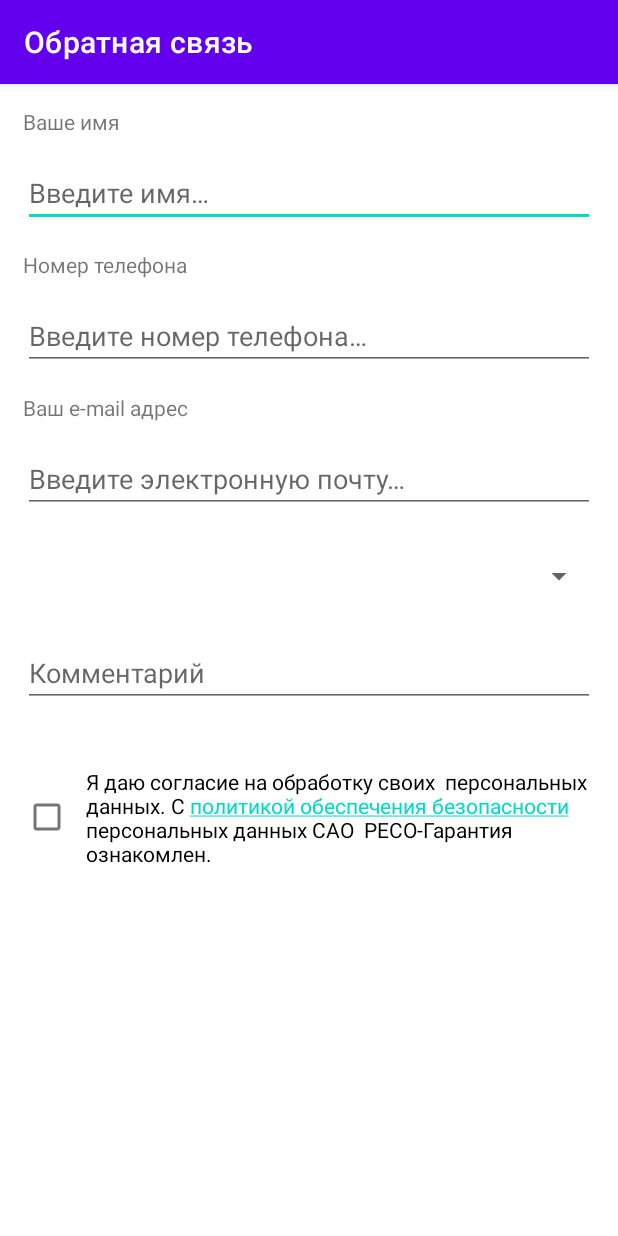
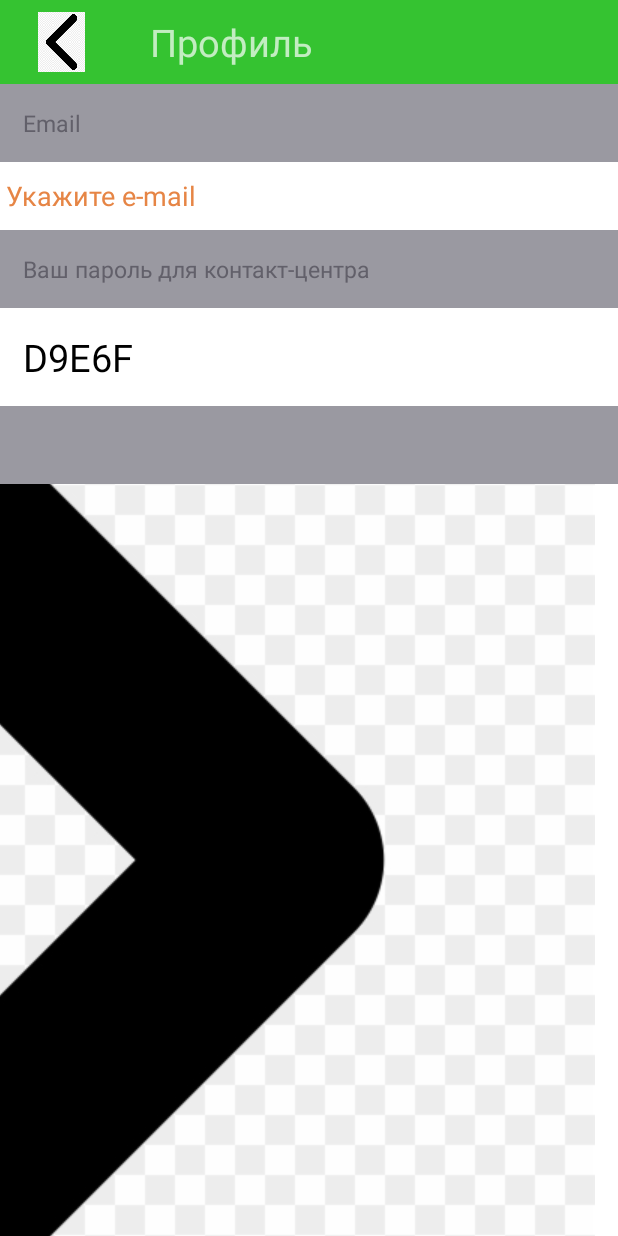
Before and after one commit to mishathefirst/Android-Development-LabWork1, an Android app: the screen it shows after launch (MainActivity), on a phone screen of 412 x 824 dp. Run offline under Robolectric (Android 15) with nearby library versions, the phone set to English and light mode, and no system bars.

Commit message:
Third activity made

```diff
--- a/app/src/main/java/group/moveon/mobilelabwork1/MainActivity.java
+++ b/app/src/main/java/group/moveon/mobilelabwork1/MainActivity.java
@@ -1,5 +1,6 @@
 package group.moveon.mobilelabwork1;
 
+import androidx.appcompat.app.ActionBar;
 import androidx.appcompat.app.AppCompatActivity;
 
 import android.os.Bundle;
@@ -14,8 +15,11 @@ public class MainActivity extends AppCompatActivity {
     @Override
     protected void onCreate(Bundle savedInstanceState) {
         super.onCreate(savedInstanceState);
-        setContentView(R.layout.activity_one);
+        setContentView(R.layout.activity_three);
         setTitle(R.string.title_one);
+
+        ActionBar actionBar = getSupportActionBar();
+        actionBar.hide();
 
         /*
         CheckBox checkBox =
--- a/app/src/main/res/layout/activity_three.xml
+++ b/app/src/main/res/layout/activity_three.xml
@@ -1,7 +1,113 @@
 <?xml version="1.0" encoding="utf-8"?>
 <LinearLayout xmlns:android="http://schemas.android.com/apk/res/android"
+    xmlns:app="http://schemas.android.com/apk/res-auto"
     android:orientation="vertical"
     android:layout_width="match_parent"
-    android:layout_height="match_parent">
+    android:layout_height="match_parent"
+    android:theme="@style/Theme.Design.NoActionBar"
+    >
+
+    <Toolbar
+        android:layout_width="match_parent"
+        android:layout_height="wrap_content"
+        android:background="@color/green"
+        >
+
+        <ImageView
+            android:id="@+id/imageView"
+            android:layout_width="50dp"
+            android:layout_height="40dp"
+            app:srcCompat="@drawable/ic_back_icon_2" />
+
+        <TextView
+            android:layout_width="wrap_content"
+            android:layout_height="wrap_content"
+            android:text="@string/profile_title"
+            android:layout_marginStart="40dp"
+            android:padding="10dp"
+            android:textSize="25sp"
+            />
+
+    </Toolbar>
+
+
+    <TextView
+        android:layout_width="match_parent"
+        android:layout_height="wrap_content"
+        android:text="@string/email_header"
+        android:textColor="@color/dark_grey"
+        android:textSize="15sp"
+        android:lineSpacingExtra="15dp"
+        android:padding="15dp"
+        android:backgroundTint="@color/grey"
+        android:background="@color/grey"
+        />
+
+
+    <EditText
+        android:layout_width="match_parent"
+        android:layout_height="wrap_content"
+        android:backgroundTint="@color/white"
+        android:text="@string/email_invitation"
+        android:textAlignment="textStart"
+        android:textColor="@color/orange">
+
+        <!--<ImageView
+            android:id="@+id/edit_button"
+            android:layout_width="10dp"
+            android:layout_height="10dp"
+            android:layout_gravity="end"
+            app:srcCompat="@drawable/ic_edit_icon" />-->
+
+    </EditText>
+
+            <TextView
+                android:layout_width="match_parent"
+                android:layout_height="wrap_content"
+                android:text="@string/password_header"
+                android:textColor="@color/dark_grey"
+                android:textSize="15sp"
+                android:lineSpacingExtra="15dp"
+                android:padding="15dp"
+                android:backgroundTint="@color/grey"
+                android:background="@color/grey"
+                />
+
+
+            <TextView
+                android:layout_width="match_parent"
+                android:layout_height="wrap_content"
+                android:text="@string/password"
+                android:textColor="@color/black"
+                android:textSize="25sp"
+                android:lineSpacingExtra="15dp"
+                android:padding="15dp"
+                />
+
+
+            <TextView
+                android:layout_width="match_parent"
+                android:layout_height="wrap_content"
+                android:text="@string/empty_space"
+                android:textColor="@color/dark_grey"
+                android:textSize="15sp"
+                android:lineSpacingExtra="15dp"
+                android:padding="15dp"
+                android:backgroundTint="@color/grey"
+                android:background="@color/grey"
+                />
+
+    <TextView
+        android:layout_width="match_parent"
+        android:layout_height="wrap_content"
+        android:padding="15dp"
+        android:text="@string/info_text"
+        android:textColor="@color/grey"
+        android:textSize="12sp"
+        android:drawableRight="@drawable/ic_forward_icon"
+        >
+
+    </TextView>
+
 
 </LinearLayout>
--- a/app/src/main/res/layout/activity_two.xml
+++ b/app/src/main/res/layout/activity_two.xml
@@ -1,10 +1,18 @@
 <?xml version="1.0" encoding="utf-8"?>
 <LinearLayout xmlns:android="http://schemas.android.com/apk/res/android"
-        android:orientation="vertical"
+    xmlns:app="http://schemas.android.com/apk/res-auto"
+    android:orientation="vertical"
         android:layout_width="match_parent"
         android:layout_height="match_parent"
         android:gravity="center_vertical"
         >
+
+    <ImageView
+        android:id="@+id/close_button"
+        android:layout_width="30dp"
+        android:layout_height="30dp"
+        android:layout_gravity="top|end"
+        app:srcCompat="@drawable/ic_close_icon" />
 
     <TextView
         android:layout_width="match_parent"
@@ -60,4 +68,6 @@
         android:text="@string/agreement_activity_two"
         android:textColorLink="#4A3310" />
 
+
+
 </LinearLayout>
--- a/app/src/main/res/values/colors.xml
+++ b/app/src/main/res/values/colors.xml
@@ -7,4 +7,8 @@
     <color name="teal_700">#FF018786</color>
     <color name="black">#FF000000</color>
     <color name="white">#FFFFFFFF</color>
+    <color name="green">#35C331</color>
+    <color name="grey">#9A99A1</color>
+    <color name="dark_grey">#62606A</color>
+    <color name="orange">#E68545</color>
 </resources>
--- a/app/src/main/res/values/strings.xml
+++ b/app/src/main/res/values/strings.xml
@@ -22,4 +22,18 @@
     <string name="get_code_text">Получить код</string>
     <string name="agreement_activity_two">При входе вы соглашаетесь <a href="link">с условиями</a></string>
 
+
+
+
+
+
+    <string name="profile_title">Профиль</string>
+    <string name="email_header">Email</string>
+    <string name="email_invitation">Укажите e-mail</string>
+    <string name="password_header">Ваш пароль для контакт-центра</string>
+    <string name="password">D9E6F</string>
+    <string name="info_text">Бонусы к аннулированию в феврале (на<br> </br>основании расчётов от 25.01.2021): <br> </br>Если вы производили списания в феврале,<br> </br>
+    количество бонусов к аннулированию<br> </br>уменьшится на количество<br> </br>бонусов</string>
+    <string name="empty_space"> </string>
+
 </resources>
```
Also changed, not shown: app/src/main/res/drawable/ic_back_icon_2.png (added), app/src/main/res/drawable/ic_edit_icon.png (added), app/src/main/res/drawable/ic_forward_icon.png (added).
